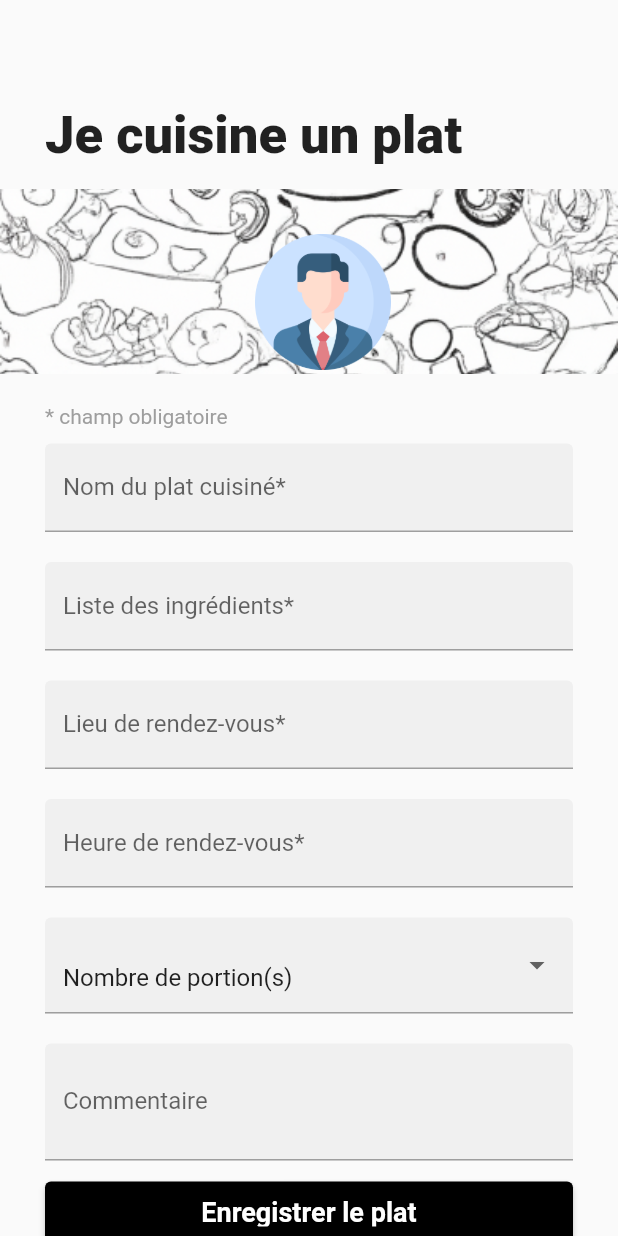
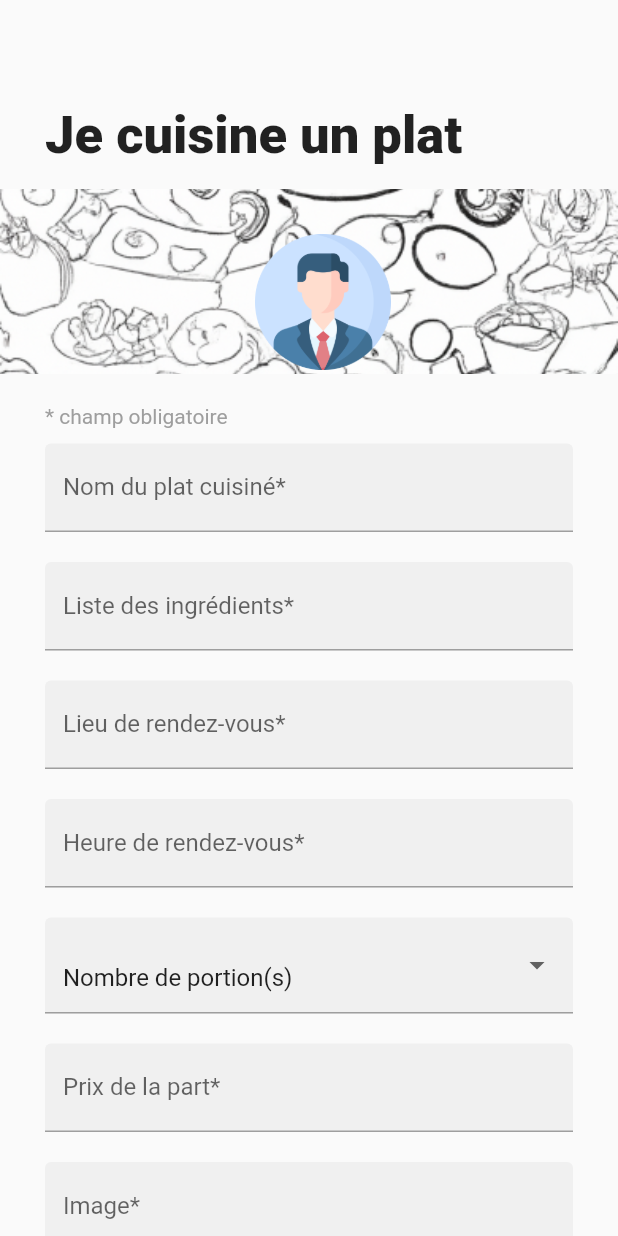
Before and after one commit to Harold-Gang/studeat, a Flutter app: the CookDishPage screen opened directly, on a phone screen of 412 x 824 dp. Run offline on Flutter 3.47's test engine with Material 2 defaults, Android fonts, the phone set to English and light mode, and no system bars; our stand-ins replace cloud_firestore, email_validator, firebase_auth, firebase_core, flutter_datetime_picker, fluttertoast; accounts and stored records are empty; network calls fail.

Commit message:
jsuis trop fort

```diff
--- a/lib/pages/cook_dish_page.dart
+++ b/lib/pages/cook_dish_page.dart
@@ -19,6 +19,8 @@ class _CookDishPageState extends State<CookDishPage> {
 
   // Controllers
   final dishNameController = TextEditingController();
+  final dishPriceController = TextEditingController();
+  final dishImageController = TextEditingController();
   final ingredientsController = TextEditingController();
   final placeController = TextEditingController();
   final dateController = TextEditingController();
@@ -51,6 +53,50 @@ class _CookDishPageState extends State<CookDishPage> {
       validator: (value) {
         if (value!.isEmpty) {
           return ("Remplissez le champ Nom du plat");
+        }
+        return null;
+      },
+      textInputAction: TextInputAction.next,
+      keyboardType: TextInputType.name,
+    );
+
+    final dishPriceField = TextFormField(
+      controller: dishPriceController,
+      autofocus: false,
+      decoration: const InputDecoration(
+          filled: true,
+          fillColor: Color.fromARGB(255, 240, 240, 240),
+          labelText: "Prix de la part*",
+          enabledBorder:
+              UnderlineInputBorder(borderSide: BorderSide(color: Colors.grey))),
+      onSaved: (value) {
+        dishPriceController.text = value!;
+      },
+      validator: (value) {
+        if (value!.isEmpty) {
+          return ("Remplissez le champ Prix de la part*");
+        }
+        return null;
+      },
+      textInputAction: TextInputAction.next,
+      keyboardType: TextInputType.name,
+    );
+
+    final dishImageField = TextFormField(
+      controller: dishImageController,
+      autofocus: false,
+      decoration: const InputDecoration(
+          filled: true,
+          fillColor: Color.fromARGB(255, 240, 240, 240),
+          labelText: "Image*",
+          enabledBorder:
+              UnderlineInputBorder(borderSide: BorderSide(color: Colors.grey))),
+      onSaved: (value) {
+        dishImageController.text = value!;
+      },
+      validator: (value) {
+        if (value!.isEmpty) {
+          return ("Remplissez le champ Image");
         }
         return null;
       },
@@ -171,6 +217,8 @@ class _CookDishPageState extends State<CookDishPage> {
       onPressed: () {
         FirebaseFirestore.instance.collection('Plats').add({
           'name': dishNameController.value.text,
+          'prix': dishPriceController.value.text,
+          'image': dishImageController.value.text,
           'ingredients': ingredientsController.value.text,
           'place': placeController.value.text,
           'date': dateController.value.text,
@@ -192,7 +240,7 @@ class _CookDishPageState extends State<CookDishPage> {
     return Stack(
       children: [
         Scaffold(
-          body: Column(
+          body: ListView(
             children: <Widget>[
               Column(
                 children: [
@@ -255,6 +303,12 @@ class _CookDishPageState extends State<CookDishPage> {
                               child: portionsField),
                           Container(
                               margin: const EdgeInsets.only(top: 20),
+                              child: dishPriceField),
+                          Container(
+                              margin: const EdgeInsets.only(top: 20),
+                              child: dishImageField),
+                          Container(
+                              margin: const EdgeInsets.only(top: 20),
                               child: commentaireField),
                           Container(
                               margin: const EdgeInsets.only(top: 10),
--- a/lib/pages/home_list.dart
+++ b/lib/pages/home_list.dart
@@ -27,8 +27,10 @@ class PlatsInformation extends StatefulWidget {
 }
 
 class _PlatsInformationState extends State<PlatsInformation> {
-  final Stream<QuerySnapshot> _platsStream =
-      FirebaseFirestore.instance.collection('Plats').snapshots();
+  final Stream<QuerySnapshot> _platsStream = FirebaseFirestore.instance
+      .collection('Plats')
+      .orderBy('date')
+      .snapshots();
   @override
   Widget build(BuildContext context) {
     return StreamBuilder(
--- a/lib/pages/meal_page.dart
+++ b/lib/pages/meal_page.dart
@@ -1,5 +1,6 @@
 import 'package:flutter/material.dart';
 import 'package:app/pages/order_page.dart';
+import 'package:intl/intl.dart';
 
 class MealPage extends StatefulWidget {
   const MealPage({super.key});
@@ -112,7 +113,8 @@ class _MealPageState extends State<MealPage> {
             padding: const EdgeInsets.all(20),
             child: Row(
               children: [
-                const Text('Ce plat sera remis en main propre le 3 avril à : ',
+                Text(
+                    'Ce plat sera remis en main propre le ${data['date'] != null ? DateFormat('EEE, M/d/y').format(DateTime.parse(data['date'])) : 'error'}: ',
                     style: TextStyle(
                         fontSize: 15,
                         fontWeight: FontWeight.w200,
```
